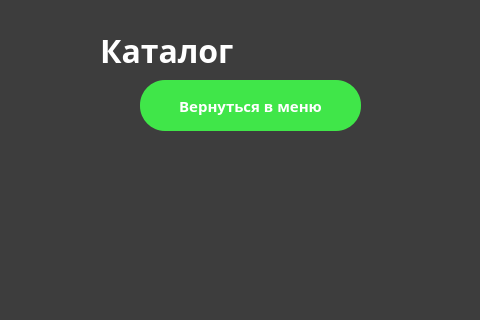
Above: JimRootShopProj/katalog.ui from masterkusok/JimRootShop before the change; both pictures show x 220 to 700 and y 0 to 320 of the 969 by 562 pixel window. Below: the same form after it.
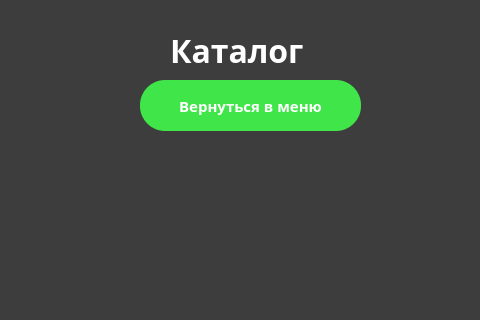
That is the form after the change.

Diff of the .ui file:
```diff
--- a/JimRootShopProj/katalog.ui
+++ b/JimRootShopProj/katalog.ui
@@ -49,7 +49,7 @@
   <widget class="QLabel" name="headerLabel">
    <property name="geometry">
     <rect>
-     <x>320</x>
+     <x>390</x>
      <y>20</y>
      <width>211</width>
      <height>61</height>
```
